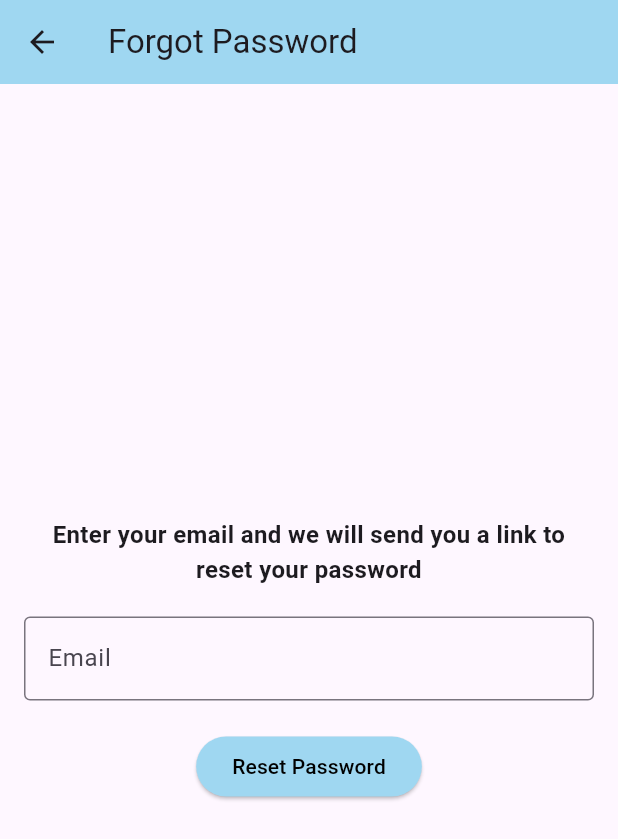
After one commit to EbrahemMordy/Flutter-Project, a Flutter app: the screen it shows after launch, after a tap on "Forgot password?", on a phone screen of 412 x 824 dp. The commit adds this screen. Shown: the top 839 px of the screen. Run offline on Flutter 3.47's test engine with Material 3 defaults, Android fonts, the phone set to English and light mode, and no system bars; our stand-ins replace firebase_auth, firebase_core, sqflite; accounts and stored records are empty.

Commit message:
Developed a password reset functionality using Firebase on the reset page

```diff
--- /dev/null
+++ b/lib/pages/UserAuthentication/forgot_pw_page.dart
@@ -0,0 +1,118 @@
+import 'package:flutter/material.dart';
+import 'package:firebase_auth/firebase_auth.dart';
+
+class ForgotPasswordPage extends StatefulWidget {
+  const ForgotPasswordPage({super.key});
+
+  @override
+  State<ForgotPasswordPage> createState() => _ForgotPasswordPageState();
+}
+
+class _ForgotPasswordPageState extends State<ForgotPasswordPage> {
+  final TextEditingController _emailController = TextEditingController();
+  bool _showError = false;
+  String _errorMessage = '';
+
+  @override
+  void dispose() {
+    _emailController.dispose();
+    super.dispose();
+  }
+
+  Future<void> _resetPassword() async {
+    final email = _emailController.text.trim();
+    if (email.isEmpty) {
+      setState(() {
+        _showError = true;
+        _errorMessage = 'Email cannot be empty.';
+      });
+      return;
+    }
+
+    try {
+      await FirebaseAuth.instance.sendPasswordResetEmail(email: email);
+      ScaffoldMessenger.of(context).showSnackBar(
+        const SnackBar(
+            content: Text(
+                'If an account with that email exists, a password reset email has been sent.')),
+      );
+      Navigator.of(context).pop(); // Navigate back to the login page
+    } on FirebaseAuthException catch (e) {
+      setState(() {
+        _showError = true;
+        if (e.code == 'invalid-email') {
+          _errorMessage = 'The email address is not valid.';
+        } else {
+          _errorMessage = 'An error occurred. Please try again.';
+        }
+      });
+    } catch (e) {
+      setState(() {
+        _showError = true;
+        _errorMessage = 'An unexpected error occurred. Please try again.';
+      });
+    }
+  }
+
+  @override
+  Widget build(BuildContext context) {
+    return Scaffold(
+      appBar: AppBar(
+        title: const Text('Forgot Password'),
+        backgroundColor: const Color(0xFF9FD7F1),
+        elevation: 0,
+      ),
+      body: Center(
+        child: Padding(
+          padding: const EdgeInsets.all(16.0),
+          child: SingleChildScrollView(
+            child: Column(
+              mainAxisAlignment: MainAxisAlignment.center,
+              children: [
+                const Text(
+                  'Enter your email and we will send you a link to reset your password',
+                  textAlign: TextAlign.center,
+                  style: TextStyle(
+                    fontSize: 16,
+                    fontWeight: FontWeight.bold,
+                  ),
+                ),
+                const SizedBox(height: 20),
+                TextField(
+                  controller: _emailController,
+                  decoration: const InputDecoration(
+                    labelText: 'Email',
+                    border: OutlineInputBorder(),
+                  ),
+                  keyboardType: TextInputType.emailAddress,
+                ),
+                const SizedBox(height: 20),
+                ElevatedButton(
+                    onPressed: _resetPassword,
+                    style: ElevatedButton.styleFrom(
+                      backgroundColor: const Color(0xFF9FD7F1),
+                    ),
+                    child: const Text(
+                      'Reset Password',
+                      style: TextStyle(
+                        color: Colors.black,
+                      ),
+                    )),
+                if (_showError)
+                  Padding(
+                    padding: const EdgeInsets.only(top: 20.0),
+                    child: Text(
+                      _errorMessage,
+                      style: const TextStyle(
+                        color: Colors.red,
+                      ),
+                    ),
+                  ),
+              ],
+            ),
+          ),
+        ),
+      ),
+    );
+  }
+}
--- a/lib/pages/UserAuthentication/login_page.dart
+++ b/lib/pages/UserAuthentication/login_page.dart
@@ -3,6 +3,7 @@ import 'package:uni_project/pages/UserAuthentication/components/my_text_field.da
 import 'package:uni_project/pages/UserAuthentication/components/my_button.dart';
 import 'package:uni_project/pages/UserAuthentication/components/square_tile.dart';
 import 'package:firebase_auth/firebase_auth.dart';
+import 'package:uni_project/pages/UserAuthentication/forgot_pw_page.dart';
 
 class LoginPage extends StatefulWidget {
   final Function? regButtonPressed;
@@ -13,7 +14,6 @@ class LoginPage extends StatefulWidget {
 }
 
 class _LoginPageState extends State<LoginPage> {
-
   void signUserIn() async {
     // Show a loading dialog
     showDialog(
@@ -113,18 +113,26 @@ class _LoginPageState extends State<LoginPage> {
                   obscureText: true,
                 ),
                 const SizedBox(height: 15),
-                const Padding(
-                  padding: EdgeInsets.symmetric(horizontal: 25),
+                Padding(
+                  padding: const EdgeInsets.symmetric(horizontal: 25),
                   child: Row(
                     mainAxisAlignment: MainAxisAlignment.end,
                     children: [
-                      Text(
-                        'Forgot password?',
-                        style: TextStyle(
-                          fontSize: 15,
-                          color: Color.fromARGB(255, 23, 98, 173),
+                      GestureDetector(
+                        onTap: () {
+                          Navigator.push(
+                              context,
+                              MaterialPageRoute(
+                                  builder: (context) => const ForgotPasswordPage()));
+                        },
+                        child: const Text(
+                          'Forgot password?',
+                          style: TextStyle(
+                            fontSize: 15,
+                            color: Color.fromARGB(255, 23, 98, 173),
+                          ),
                         ),
-                      ),
+                      )
                     ],
                   ),
                 ),
```
Also changed, not shown: lib/pages/UserAuthentication/register_page.dart (+16 -5 lines).
